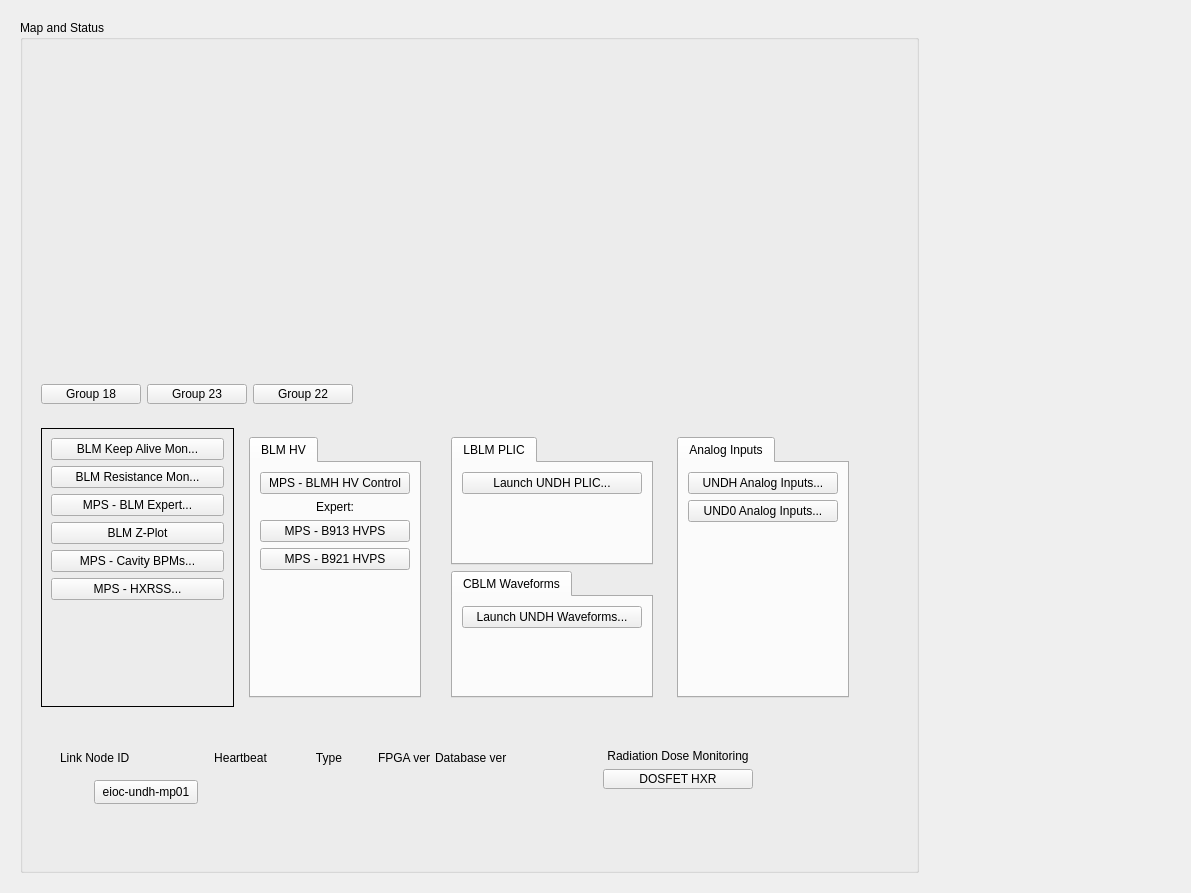
First picture: the form in undh_main.ui, repository ad-build-test/pydm-mps, before the edit.
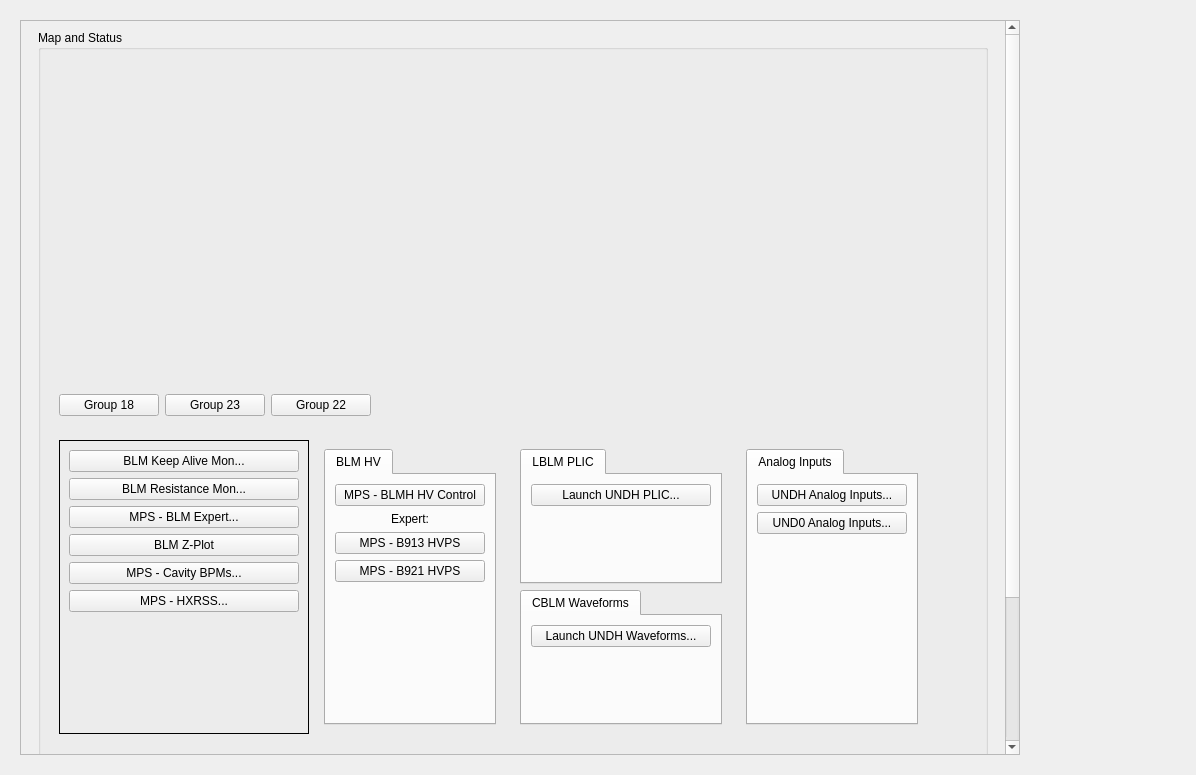
Second picture: the form after the edit. Custom widgets are drawn as their Qt base class.

Commit message: Modified minimum sizes -Kyle Leleux (kleleux)

Patch:
```diff
--- a/undh_main.ui
+++ b/undh_main.ui
@@ -6,8 +6,8 @@
    <rect>
     <x>0</x>
     <y>0</y>
-    <width>1191</width>
-    <height>893</height>
+    <width>1196</width>
+    <height>775</height>
    </rect>
   </property>
   <property name="windowTitle">
@@ -16,6 +16,12 @@
   <layout class="QGridLayout" name="gridLayout_12">
    <item row="0" column="0">
     <widget class="QFrame" name="frame_9">
+     <property name="minimumSize">
+      <size>
+       <width>0</width>
+       <height>0</height>
+      </size>
+     </property>
      <property name="frameShape">
       <enum>QFrame::NoFrame</enum>
      </property>
@@ -23,67 +29,47 @@
       <enum>QFrame::Raised</enum>
      </property>
      <layout class="QGridLayout" name="gridLayout_11">
-      <item row="0" column="2">
-       <widget class="QFrame" name="frame">
-        <property name="frameShape">
-         <enum>QFrame::NoFrame</enum>
-        </property>
-        <property name="frameShadow">
-         <enum>QFrame::Raised</enum>
-        </property>
-        <layout class="QGridLayout" name="gridLayout">
-         <item row="1" column="0">
-          <widget class="PyDMDrawingImage" name="PyDMDrawingImage_3">
+      <item row="0" column="0">
+       <widget class="QScrollArea" name="scrollArea">
            <property name="minimumSize">
             <size>
-             <width>80</width>
-             <height>75</height>
+          <width>1000</width>
+          <height>0</height>
             </size>
            </property>
            <property name="maximumSize">
             <size>
-             <width>80</width>
-             <height>75</height>
-            </size>
-           </property>
-           <property name="toolTip">
-            <string/>
-           </property>
-           <property name="styleSheet">
-            <string notr="true"/>
-           </property>
-           <property name="brush" stdset="0">
-            <brush brushstyle="SolidPattern">
-             <color alpha="255">
-              <red>193</red>
-              <green>193</green>
-              <blue>195</blue>
-             </color>
-            </brush>
-           </property>
-           <property name="filename" stdset="0">
-            <string>lcls_mps_lockup_stacked_digital.png</string>
-           </property>
-          </widget>
-         </item>
-         <item row="0" column="0">
-          <spacer name="verticalSpacer">
-           <property name="orientation">
-            <enum>Qt::Vertical</enum>
-           </property>
-           <property name="sizeHint" stdset="0">
-            <size>
-             <width>20</width>
-             <height>40</height>
-            </size>
-           </property>
-          </spacer>
-         </item>
-        </layout>
-       </widget>
-      </item>
+          <width>1000</width>
+          <height>16777215</height>
+         </size>
+        </property>
+        <property name="widgetResizable">
+         <bool>true</bool>
+        </property>
+        <widget class="QWidget" name="scrollAreaWidgetContents">
+         <property name="geometry">
+          <rect>
+           <x>0</x>
+           <y>0</y>
+           <width>984</width>
+           <height>918</height>
+          </rect>
+         </property>
+         <layout class="QGridLayout" name="gridLayout_18">
       <item row="0" column="0">
        <widget class="QGroupBox" name="groupBox">
+            <property name="minimumSize">
+             <size>
+              <width>900</width>
+              <height>900</height>
+             </size>
+            </property>
+            <property name="maximumSize">
+             <size>
+              <width>950</width>
+              <height>16777215</height>
+             </size>
+            </property>
         <property name="title">
          <string>Map and Status</string>
         </property>
@@ -93,7 +79,7 @@
            <property name="minimumSize">
             <size>
              <width>0</width>
-             <height>275</height>
+                 <height>300</height>
             </size>
            </property>
            <property name="frameShape">
@@ -102,7 +88,7 @@
            <property name="frameShadow">
             <enum>QFrame::Raised</enum>
            </property>
-           <layout class="QGridLayout" name="gridLayout_10" columnstretch="1,0,0,0,0,0">
+               <layout class="QGridLayout" name="gridLayout_10" columnstretch="1,0,0,0,0">
             <item row="0" column="1">
              <widget class="QFrame" name="frame_11">
               <property name="frameShape">
@@ -234,6 +220,134 @@
               </layout>
              </widget>
             </item>
+                <item row="0" column="3">
+                 <widget class="QFrame" name="frame_12">
+                  <property name="frameShape">
+                   <enum>QFrame::NoFrame</enum>
+                  </property>
+                  <property name="frameShadow">
+                   <enum>QFrame::Raised</enum>
+                  </property>
+                  <layout class="QGridLayout" name="gridLayout_17">
+                   <item row="0" column="0">
+                    <widget class="QTabWidget" name="tabWidget_8">
+                     <property name="maximumSize">
+                      <size>
+                       <width>175</width>
+                       <height>16777215</height>
+                      </size>
+                     </property>
+                     <property name="currentIndex">
+                      <number>0</number>
+                     </property>
+                     <widget class="QWidget" name="tab_10">
+                      <property name="minimumSize">
+                       <size>
+                        <width>0</width>
+                        <height>250</height>
+                       </size>
+                      </property>
+                      <attribute name="title">
+                       <string>Analog Inputs</string>
+                      </attribute>
+                      <layout class="QGridLayout" name="gridLayout_23">
+                       <item row="0" column="0">
+                        <widget class="PyDMRelatedDisplayButton" name="PyDMRelatedDisplayButton_12">
+                         <property name="minimumSize">
+                          <size>
+                           <width>150</width>
+                           <height>20</height>
+                          </size>
+                         </property>
+                         <property name="toolTip">
+                          <string/>
+                         </property>
+                         <property name="text">
+                          <string>UNDH Analog Inputs...</string>
+                         </property>
+                         <property name="filenames" stdset="0">
+                          <stringlist>
+                           <string>mps_threshold_area.py</string>
+                          </stringlist>
+                         </property>
+                         <property name="showIcon" stdset="0">
+                          <bool>false</bool>
+                         </property>
+                         <property name="macros" stdset="0">
+                          <stringlist>
+                           <string>{&quot;AREA&quot;:&quot;UNDH&quot;}</string>
+                          </stringlist>
+                         </property>
+                         <property name="openInNewWindow" stdset="0">
+                          <bool>true</bool>
+                         </property>
+                        </widget>
+                       </item>
+                       <item row="2" column="0">
+                        <spacer name="verticalSpacer_13">
+                         <property name="orientation">
+                          <enum>Qt::Vertical</enum>
+                         </property>
+                         <property name="sizeHint" stdset="0">
+                          <size>
+                           <width>20</width>
+                           <height>40</height>
+                          </size>
+                         </property>
+                        </spacer>
+                       </item>
+                       <item row="1" column="0">
+                        <widget class="PyDMRelatedDisplayButton" name="PyDMRelatedDisplayButton_13">
+                         <property name="minimumSize">
+                          <size>
+                           <width>150</width>
+                           <height>20</height>
+                          </size>
+                         </property>
+                         <property name="toolTip">
+                          <string/>
+                         </property>
+                         <property name="text">
+                          <string>UND0 Analog Inputs...</string>
+                         </property>
+                         <property name="filenames" stdset="0">
+                          <stringlist>
+                           <string>mps_threshold_area.py</string>
+                          </stringlist>
+                         </property>
+                         <property name="showIcon" stdset="0">
+                          <bool>false</bool>
+                         </property>
+                         <property name="macros" stdset="0">
+                          <stringlist>
+                           <string>{&quot;AREA&quot;:&quot;UND0&quot;}</string>
+                          </stringlist>
+                         </property>
+                         <property name="openInNewWindow" stdset="0">
+                          <bool>true</bool>
+                         </property>
+                        </widget>
+                       </item>
+                      </layout>
+                     </widget>
+                    </widget>
+                   </item>
+                  </layout>
+                 </widget>
+                </item>
+                <item row="0" column="4">
+                 <spacer name="horizontalSpacer_3">
+                  <property name="orientation">
+                   <enum>Qt::Horizontal</enum>
+                  </property>
+                  <property name="sizeHint" stdset="0">
+                   <size>
+                    <width>40</width>
+                    <height>20</height>
+                   </size>
+                  </property>
+                 </spacer>
+                </item>
             <item row="0" column="0">
              <widget class="QFrame" name="frame_6">
               <property name="frameShape">
@@ -406,7 +520,7 @@
               </layout>
              </widget>
             </item>
-            <item row="0" column="3">
+                <item row="0" column="2">
              <widget class="QFrame" name="frame_10">
               <property name="frameShape">
                <enum>QFrame::NoFrame</enum>
@@ -548,149 +662,17 @@
               </layout>
              </widget>
             </item>
-            <item row="0" column="2">
-             <widget class="QFrame" name="frame_7">
-              <property name="frameShape">
-               <enum>QFrame::StyledPanel</enum>
-              </property>
-              <property name="frameShadow">
-               <enum>QFrame::Raised</enum>
-              </property>
-             </widget>
-            </item>
-            <item row="0" column="4">
-             <widget class="QFrame" name="frame_12">
-              <property name="frameShape">
-               <enum>QFrame::NoFrame</enum>
-              </property>
-              <property name="frameShadow">
-               <enum>QFrame::Raised</enum>
-              </property>
-              <layout class="QGridLayout" name="gridLayout_17">
-               <item row="0" column="0">
-                <widget class="QTabWidget" name="tabWidget_8">
-                 <property name="maximumSize">
-                  <size>
-                   <width>175</width>
-                   <height>16777215</height>
-                  </size>
-                 </property>
-                 <property name="currentIndex">
-                  <number>0</number>
-                 </property>
-                 <widget class="QWidget" name="tab_10">
-                  <property name="minimumSize">
-                   <size>
-                    <width>0</width>
-                    <height>250</height>
-                   </size>
-                  </property>
-                  <attribute name="title">
-                   <string>Analog Inputs</string>
-                  </attribute>
-                  <layout class="QGridLayout" name="gridLayout_23">
-                   <item row="0" column="0">
-                    <widget class="PyDMRelatedDisplayButton" name="PyDMRelatedDisplayButton_12">
-                     <property name="minimumSize">
-                      <size>
-                       <width>150</width>
-                       <height>20</height>
-                      </size>
-                     </property>
-                     <property name="toolTip">
-                      <string/>
-                     </property>
-                     <property name="text">
-                      <string>UNDH Analog Inputs...</string>
-                     </property>
-                     <property name="filenames" stdset="0">
-                      <stringlist>
-                       <string>mps_threshold_area.py</string>
-                      </stringlist>
-                     </property>
-                     <property name="showIcon" stdset="0">
-                      <bool>false</bool>
-                     </property>
-                     <property name="macros" stdset="0">
-                      <stringlist>
-                       <string>{&quot;AREA&quot;:&quot;UNDH&quot;}</string>
-                      </stringlist>
-                     </property>
-                     <property name="openInNewWindow" stdset="0">
-                      <bool>true</bool>
-                     </property>
-                    </widget>
-                   </item>
-                   <item row="2" column="0">
-                    <spacer name="verticalSpacer_13">
-                     <property name="orientation">
-                      <enum>Qt::Vertical</enum>
-                     </property>
-                     <property name="sizeHint" stdset="0">
-                      <size>
-                       <width>20</width>
-                       <height>40</height>
-                      </size>
-                     </property>
-                    </spacer>
-                   </item>
-                   <item row="1" column="0">
-                    <widget class="PyDMRelatedDisplayButton" name="PyDMRelatedDisplayButton_13">
-                     <property name="minimumSize">
-                      <size>
-                       <width>150</width>
-                       <height>20</height>
-                      </size>
-                     </property>
-                     <property name="toolTip">
-                      <string/>
-                     </property>
-                     <property name="text">
-                      <string>UND0 Analog Inputs...</string>
-                     </property>
-                     <property name="filenames" stdset="0">
-                      <stringlist>
-                       <string>mps_threshold_area.py</string>
-                      </stringlist>
-                     </property>
-                     <property name="showIcon" stdset="0">
-                      <bool>false</bool>
-                     </property>
-                     <property name="macros" stdset="0">
-                      <stringlist>
-                       <string>{&quot;AREA&quot;:&quot;UND0&quot;}</string>
-                      </stringlist>
-                     </property>
-                     <property name="openInNewWindow" stdset="0">
-                      <bool>true</bool>
-                     </property>
-                    </widget>
-                   </item>
-                  </layout>
-                 </widget>
-                </widget>
-               </item>
-              </layout>
-             </widget>
-            </item>
-            <item row="0" column="5">
-             <spacer name="horizontalSpacer_3">
-              <property name="orientation">
-               <enum>Qt::Horizontal</enum>
-              </property>
-              <property name="sizeHint" stdset="0">
-               <size>
-                <width>40</width>
-                <height>20</height>
-               </size>
-              </property>
-             </spacer>
-            </item>
            </layout>
           </widget>
          </item>
          <item row="1" column="0">
           <widget class="QFrame" name="frame_2">
+               <property name="minimumSize">
+                <size>
+                 <width>0</width>
+                 <height>40</height>
+                </size>
+               </property>
            <property name="frameShape">
             <enum>QFrame::NoFrame</enum>
            </property>
@@ -803,6 +785,12 @@
              <height>320</height>
             </size>
            </property>
+               <property name="maximumSize">
+                <size>
+                 <width>16777215</width>
+                 <height>16777215</height>
+                </size>
+               </property>
            <property name="toolTip">
             <string/>
            </property>
@@ -813,6 +801,12 @@
          </item>
          <item row="3" column="0">
           <widget class="QFrame" name="frame_5">
+               <property name="minimumSize">
+                <size>
+                 <width>0</width>
+                 <height>120</height>
+                </size>
+               </property>
            <property name="frameShape">
             <enum>QFrame::NoFrame</enum>
            </property>
@@ -1206,6 +1200,10 @@
         </layout>
        </widget>
       </item>
+         </layout>
+        </widget>
+       </widget>
+      </item>
       <item row="0" column="1">
        <spacer name="horizontalSpacer">
         <property name="orientation">
```
Left out of the diff: 59 changed lines with no effect on the pictures. Lines whose indentation alone changed are shown as unchanged. The commit also changes 1 other file.
